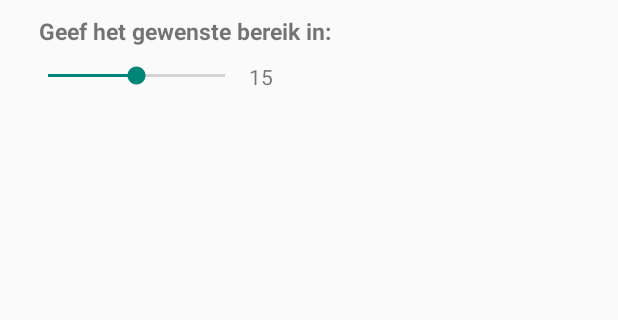
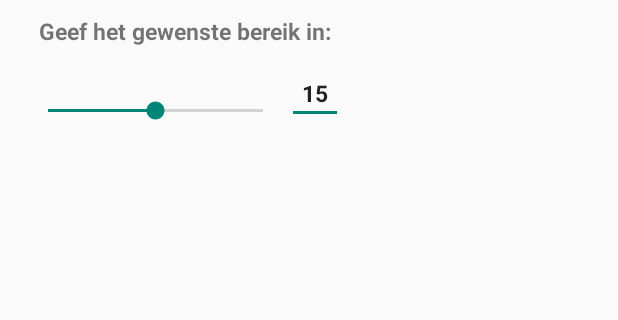
Before and after one commit to Meuris/MobieleApps3, an Android app: the screen it shows after launch (MainActivity), on a phone screen of 412 x 824 dp, the part 179-499 px from its top. Run offline under Robolectric (Android 15) with nearby library versions, the phone set to English and light mode, and no system bars.

Commit message:
Radius TextView vervangen door een EditText

```diff
--- a/app/src/main/java/com/example/projectsmobieleapps/restaurantapp/MainActivity.java
+++ b/app/src/main/java/com/example/projectsmobieleapps/restaurantapp/MainActivity.java
@@ -6,25 +6,27 @@ import android.view.KeyEvent;
 import android.view.Menu;
 import android.view.MenuItem;
 import android.view.View;
+import android.view.inputmethod.EditorInfo;
 import android.widget.EditText;
 import android.widget.SeekBar;
 import android.widget.TextView;
 
 public class MainActivity extends AppCompatActivity implements SeekBar.OnSeekBarChangeListener, TextView.OnEditorActionListener {
 
-    private TextView radiusAmountTextView;
     private SeekBar radiusSeekBar;
-    private int value;
+    private EditText radiusEditText;
+    private String radius;
 
     @Override
     protected void onCreate(Bundle savedInstanceState) {
         super.onCreate(savedInstanceState);
         setContentView(R.layout.activity_main);
 
-        radiusAmountTextView = (TextView) findViewById(R.id.radiusAmountTextView);
         radiusSeekBar = (SeekBar) findViewById(R.id.radiusSeekBar);
+        radiusEditText = (EditText) findViewById(R.id.radiusEditText);
 
         radiusSeekBar.setOnSeekBarChangeListener(this);
+        radiusEditText.setOnEditorActionListener(this);
     }
 
     @Override
@@ -52,7 +54,7 @@ public class MainActivity extends AppCompatActivity implements SeekBar.OnSeekBar
 
     @Override
     public void onProgressChanged(SeekBar seekBar, int progress, boolean fromUser) {
-        radiusAmountTextView.setText(String.valueOf(progress));
+        radiusEditText.setText(String.valueOf(progress));
     }
 
     @Override
@@ -67,6 +69,10 @@ public class MainActivity extends AppCompatActivity implements SeekBar.OnSeekBar
 
     @Override
     public boolean onEditorAction(TextView v, int actionId, KeyEvent event) {
+        if ((actionId == EditorInfo.IME_ACTION_DONE) || (actionId == EditorInfo.IME_ACTION_UNSPECIFIED)) {
+            radius = radiusEditText.getText().toString();
+            radiusSeekBar.setProgress(Integer.valueOf(radius));
+        }
         return false;
     }
 }
--- a/app/src/main/res/layout/activity_main.xml
+++ b/app/src/main/res/layout/activity_main.xml
@@ -27,20 +27,26 @@
 
     <SeekBar
         android:id="@+id/radiusSeekBar"
-        android:layout_width="150dp"
+        android:layout_width="175dp"
         android:layout_height="wrap_content"
-        android:layout_below="@+id/radiusTextView"
-        android:layout_alignLeft="@+id/radiusTextView"
         android:max="50"
-        android:progress="25" />
+        android:progress="25"
+        android:layout_alignBottom="@+id/radiusEditText"
+        android:layout_alignParentLeft="true"
+        android:layout_alignParentStart="true" />
 
-    <TextView
-        android:id="@+id/radiusAmountTextView"
-        android:text="@string/radiusAmount"
+    <EditText
+        android:id="@+id/radiusEditText"
+        android:text="@string/radiusEdit"
         android:layout_width="wrap_content"
         android:layout_height="wrap_content"
-        android:layout_below="@id/radiusTextView"
-        android:layout_toRightOf="@id/radiusSeekBar" />
+        android:inputType="numberDecimal"
+        android:padding="10dp"
+        android:textSize="15sp"
+        android:textStyle="bold"
+        android:layout_below="@+id/radiusTextView"
+        android:layout_toRightOf="@+id/radiusSeekBar"
+        android:layout_toEndOf="@+id/radiusSeekBar" />
 
 
 
--- a/app/src/main/res/values/strings.xml
+++ b/app/src/main/res/values/strings.xml
@@ -5,4 +5,5 @@
     <string name="radius">Geef het gewenste bereik in:</string>
     <string name="action_settings">Settings</string>
     <string name="radiusAmount">15</string>
+    <string name="radiusEdit">15</string>
 </resources>
```
